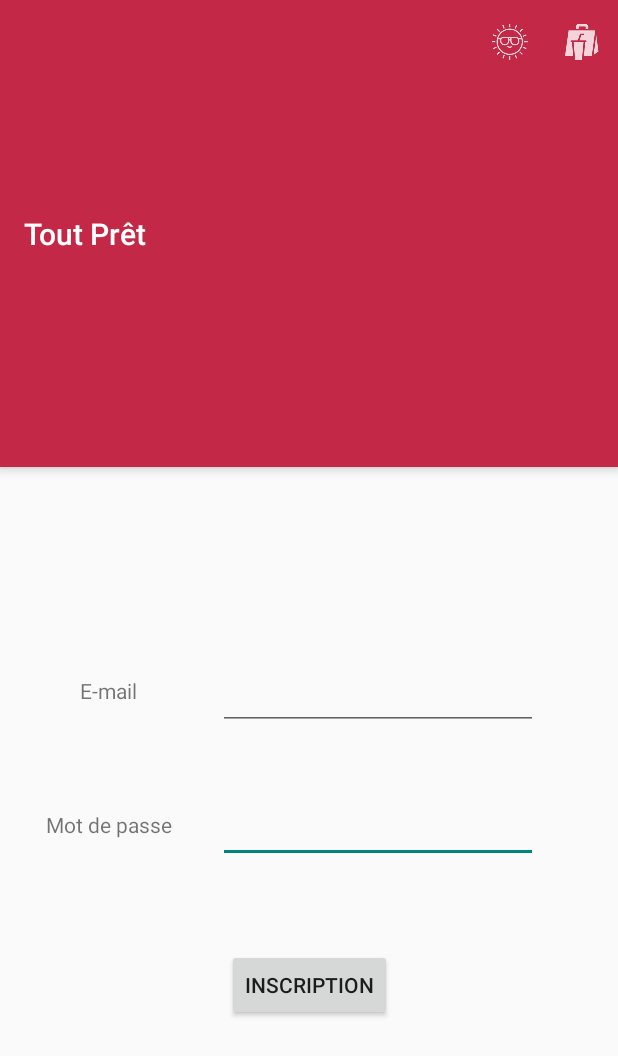
After one commit to Loyth/toutpret, an Android app: the SignUpActivity screen opened directly, with no data from a screen before it, on a phone screen of 412 x 824 dp. The commit adds this screen. Shown: the top 1056 px of the screen. Run offline under Robolectric (Android 15) with nearby library versions, the phone set to English and light mode, and no system bars; our stand-ins replace Firebase (no records; nobody signed in at launch, a user with empty details on screens opened directly).

Commit message:
Ajout Inscription v1

```diff
--- a/app/src/main/AndroidManifest.xml
+++ b/app/src/main/AndroidManifest.xml
@@ -16,7 +16,8 @@
                 <category android:name="android.intent.category.LAUNCHER" />
             </intent-filter>
         </activity>
-        <activity android:name=".LoginActivity"></activity>
+        <activity android:name=".LoginActivity" />
+        <activity android:name=".SignUpActivity"></activity>
     </application>
 
 </manifest>
--- a/app/src/main/java/toutpret/isep/com/toutpret/LoginActivity.java
+++ b/app/src/main/java/toutpret/isep/com/toutpret/LoginActivity.java
@@ -1,9 +1,12 @@
 package toutpret.isep.com.toutpret;
 
+import android.content.Intent;
 import android.support.v7.app.ActionBar;
 import android.support.v7.app.AppCompatActivity;
 import android.os.Bundle;
 import android.support.v7.widget.Toolbar;
+import android.view.View;
+import android.widget.Button;
 
 public class LoginActivity extends AppCompatActivity {
 
@@ -17,5 +20,15 @@ public class LoginActivity extends AppCompatActivity {
 
         ActionBar actionBar = getSupportActionBar();
         actionBar.setTitle("Se connecter");
+
+        Button button_SignUp = (Button) findViewById(R.id.button_SignUp);
+        button_SignUp.setOnClickListener(new Button.OnClickListener() {
+            public void onClick(View v) {
+
+                Intent SignUpActivity= new Intent(getApplicationContext(), SignUpActivity.class);
+                startActivity(SignUpActivity);
+
+            }
+        });
     }
 }
--- a/app/src/main/java/toutpret/isep/com/toutpret/MainActivity.java
+++ b/app/src/main/java/toutpret/isep/com/toutpret/MainActivity.java
@@ -32,6 +32,8 @@ public class MainActivity extends AppCompatActivity {
 
         Intent loginActivity = new Intent(getApplicationContext(), LoginActivity.class);
         startActivity(loginActivity);
+
+
 
         // mDatabase = FirebaseDatabase.getInstance();
 
--- /dev/null
+++ b/app/src/main/java/toutpret/isep/com/toutpret/SignUpActivity.java
@@ -0,0 +1,44 @@
+package toutpret.isep.com.toutpret;
+
+import android.support.v7.app.AppCompatActivity;
+import android.os.Bundle;
+import android.support.v7.widget.Toolbar;
+import android.util.Log;
+import android.view.Menu;
+import android.view.MenuInflater;
+
+import com.google.firebase.database.DatabaseReference;
+import com.google.firebase.database.FirebaseDatabase;
+
+import toutpret.isep.com.toutpret.models.User;
+
+public class SignUpActivity extends AppCompatActivity {
+
+    FirebaseDatabase mDatabase;
+    @Override
+    protected void onCreate(Bundle savedInstanceState) {
+        super.onCreate(savedInstanceState);
+        setContentView(R.layout.activity_sign_up);
+        Toolbar myToolbar = findViewById(R.id.my_toolbar);
+        setSupportActionBar(myToolbar);
+
+    }
+    @Override
+    public boolean onCreateOptionsMenu(Menu menu) {
+        MenuInflater inflater = getMenuInflater();
+        inflater.inflate(R.menu.menu, menu);
+        return true;
+    }
+
+    private void writeNewUser(String name, String email) {
+        DatabaseReference usersRef = mDatabase.getReference("users").push();
+
+        User user = new User(name, email);
+
+        usersRef.setValue(user);
+
+        Log.v("bonjour-aurevoir", "User added");
+
+
+    }
+}
--- a/app/src/main/res/layout/activity_login.xml
+++ b/app/src/main/res/layout/activity_login.xml
@@ -74,7 +74,7 @@
         app:layout_constraintTop_toBottomOf="@+id/editText2" />
 
     <Button
-        android:id="@+id/button2"
+        android:id="@+id/button_SignUp"
         android:layout_width="wrap_content"
         android:layout_height="wrap_content"
         android:layout_marginTop="16dp"
--- /dev/null
+++ b/app/src/main/res/layout/activity_sign_up.xml
@@ -0,0 +1,84 @@
+<?xml version="1.0" encoding="utf-8"?>
+<android.support.constraint.ConstraintLayout xmlns:android="http://schemas.android.com/apk/res/android"
+    xmlns:app="http://schemas.android.com/apk/res-auto"
+    xmlns:tools="http://schemas.android.com/tools"
+    android:layout_width="match_parent"
+    android:layout_height="match_parent"
+    tools:context=".SignUpActivity"
+    tools:layout_editor_absoluteY="25dp">
+
+
+    <EditText
+        android:id="@+id/text_mdp"
+        android:layout_width="wrap_content"
+        android:layout_height="wrap_content"
+        android:layout_marginTop="43dp"
+        android:ems="10"
+        android:inputType="textEmailAddress"
+        app:layout_constraintEnd_toEndOf="parent"
+        app:layout_constraintStart_toEndOf="@+id/textView3"
+        app:layout_constraintTop_toBottomOf="@+id/text_email" />
+
+    <TextView
+        android:id="@+id/textView4"
+        android:layout_width="wrap_content"
+        android:layout_height="wrap_content"
+        android:layout_marginBottom="73dp"
+        android:text="Mot de passe"
+        app:layout_constraintBottom_toTopOf="@+id/button_signUp"
+        app:layout_constraintEnd_toStartOf="@+id/text_email"
+        app:layout_constraintHorizontal_bias="0.505"
+        app:layout_constraintStart_toStartOf="parent"
+        app:layout_constraintTop_toBottomOf="@+id/textView3" />
+
+    <TextView
+        android:id="@+id/textView3"
+        android:layout_width="wrap_content"
+        android:layout_height="wrap_content"
+        android:layout_marginBottom="70dp"
+        android:text="E-mail"
+        app:layout_constraintBottom_toTopOf="@+id/textView4"
+        app:layout_constraintEnd_toStartOf="@+id/text_email"
+        app:layout_constraintHorizontal_bias="0.5"
+        app:layout_constraintStart_toStartOf="parent"
+        app:layout_constraintTop_toBottomOf="@+id/my_toolbar" />
+
+    <EditText
+        android:id="@+id/text_email"
+        android:layout_width="wrap_content"
+        android:layout_height="wrap_content"
+        android:layout_marginBottom="53dp"
+        android:ems="10"
+        android:inputType="textEmailAddress"
+        app:layout_constraintBottom_toTopOf="@+id/textView4"
+        app:layout_constraintEnd_toEndOf="parent"
+        app:layout_constraintHorizontal_bias="0.5"
+        app:layout_constraintStart_toEndOf="@+id/textView3" />
+
+    <android.support.v7.widget.Toolbar
+        android:id="@+id/my_toolbar"
+        android:layout_width="0dp"
+        android:layout_height="0dp"
+        android:layout_marginBottom="139dp"
+        android:background="@color/colorPrimaryDark"
+        android:elevation="4dp"
+        android:theme="@style/ThemeOverlay.AppCompat.Dark.ActionBar"
+        app:layout_constraintBottom_toTopOf="@+id/textView3"
+        app:layout_constraintEnd_toEndOf="parent"
+        app:layout_constraintStart_toStartOf="parent"
+        app:layout_constraintTop_toTopOf="parent"
+        app:popupTheme="@style/ThemeOverlay.AppCompat.Dark" />
+
+    <Button
+        android:id="@+id/button_signUp"
+        android:layout_width="wrap_content"
+        android:layout_height="wrap_content"
+        android:layout_marginBottom="143dp"
+        android:text="Inscription"
+        app:layout_constraintBottom_toBottomOf="parent"
+        app:layout_constraintEnd_toEndOf="parent"
+        app:layout_constraintHorizontal_bias="0.5"
+        app:layout_constraintStart_toStartOf="parent"
+        app:layout_constraintTop_toBottomOf="@+id/textView4" />
+
+</android.support.constraint.ConstraintLayout>
```
